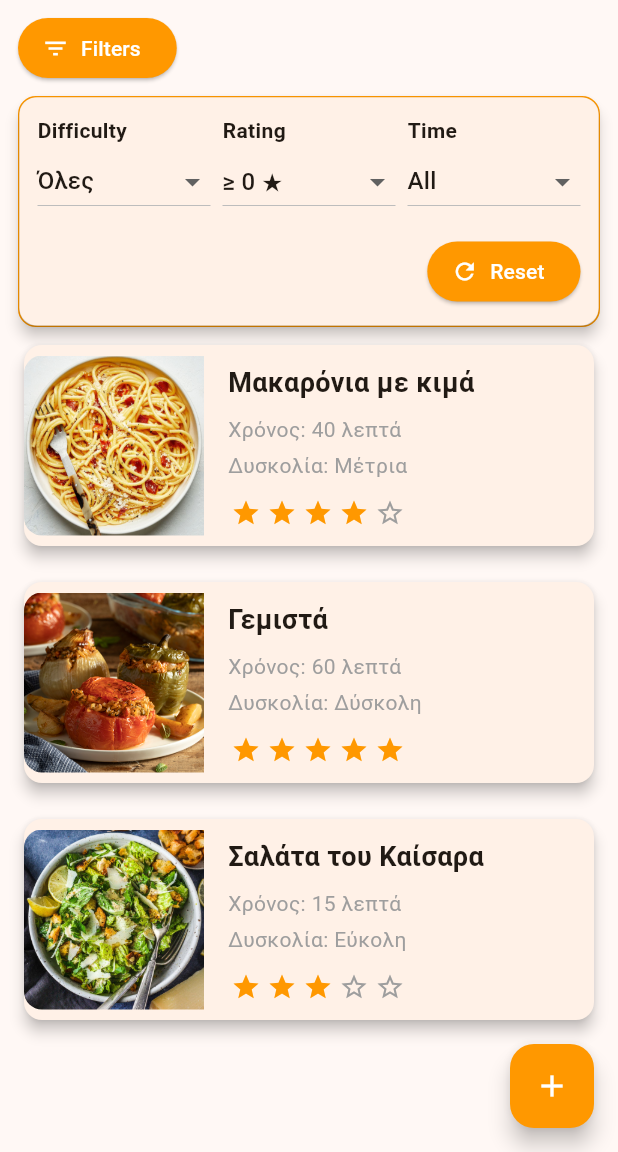
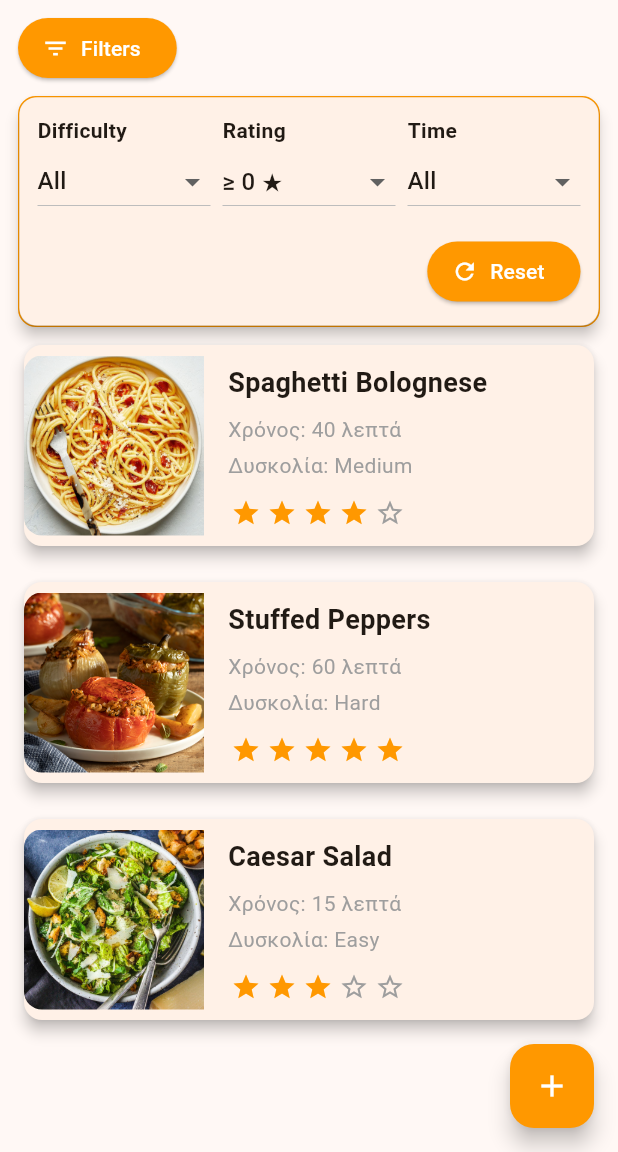
Before and after one commit to AristosDragatis/flutter-recipe-manager, a Flutter app: the screen it shows after launch, after a tap on "Filters", on a phone screen of 412 x 824 dp, the part 84-1236 px from its top. Run offline on Flutter 3.47's test engine with Material 3 defaults, Android fonts, the phone set to English and light mode, and no system bars; our stand-ins replace hive, hive_flutter, image_picker; accounts and stored records are empty.

Commit message:
Update home_screen.dart

```diff
--- a/lib/screens/home_screen.dart
+++ b/lib/screens/home_screen.dart
@@ -20,7 +20,7 @@ class _HomeScreenState extends State<HomeScreen> {
   late Box<Recipe> recipeBox;
 
   // Default filter values
-  String selectedDifficulty = 'Όλες';
+  String selectedDifficulty = 'All';
   int selectedMinRating = 0;
   int selectedMaxTime = 9999;
   bool showFilters = false;
@@ -35,26 +35,26 @@ class _HomeScreenState extends State<HomeScreen> {
     if (recipeBox.isEmpty) {
       recipeBox.addAll([
         Recipe(
-          title: 'Μακαρόνια με κιμά',
-          description: 'Παραδοσιακή συνταγή με πλούσιο κιμά και μυρωδικά.',
+          title: 'Spaghetti Bolognese',
+          description: 'Traditional recipe with rich meat sauce and herbs.',
           prepTime: 40,
-          difficulty: 'Μέτρια',
+          difficulty: 'Medium',
           imageUrl: 'assets/images/pasta.jpg',
           rating: 4,
         ),
         Recipe(
-          title: 'Γεμιστά',
-          description: 'Ντομάτες και πιπεριές γεμιστές με ρύζι και μυρωδικά.',
+          title: 'Stuffed Peppers',
+          description: 'Tomatoes and peppers filled with rice and herbs.',
           prepTime: 60,
-          difficulty: 'Δύσκολη',
+          difficulty: 'Hard',
           imageUrl: 'assets/images/gemista.jpg',
           rating: 5,
         ),
         Recipe(
-          title: 'Σαλάτα του Καίσαρα',
-          description: 'Κλασική Caesar με κοτόπουλο, παρμεζάνα και dressing.',
+          title: 'Caesar Salad',
+          description: 'Classic Caesar with chicken, parmesan and dressing.',
           prepTime: 15,
-          difficulty: 'Εύκολη',
+          difficulty: 'Easy',
           imageUrl: 'assets/images/caesar.jpg',
           rating: 3,
         ),
@@ -67,7 +67,7 @@ class _HomeScreenState extends State<HomeScreen> {
     final recipes = recipeBox.values.toList();
     return recipes.where((recipe) {
       final matchDifficulty =
-          selectedDifficulty == 'Όλες' ||
+          selectedDifficulty == 'All' ||
           recipe.difficulty == selectedDifficulty;
       final matchRating = recipe.rating >= selectedMinRating;
       final matchTime = recipe.prepTime <= selectedMaxTime;
@@ -78,7 +78,7 @@ class _HomeScreenState extends State<HomeScreen> {
   // Reset all filters to default values
   void resetFilters() {
     setState(() {
-      selectedDifficulty = 'Όλες';
+      selectedDifficulty = 'All';
       selectedMinRating = 0;
       selectedMaxTime = 9999;
     });
@@ -174,10 +174,10 @@ class _HomeScreenState extends State<HomeScreen> {
                                         );
                                       },
                                       items: [
-                                        'Όλες',
-                                        'Εύκολη',
-                                        'Μέτρια',
-                                        'Δύσκολη',
+                                        'All',
+                                        'Easy',
+                                        'Medium',
+                                        'Hard',
                                       ]
                                           .map(
                                             (level) => DropdownMenuItem(
```
